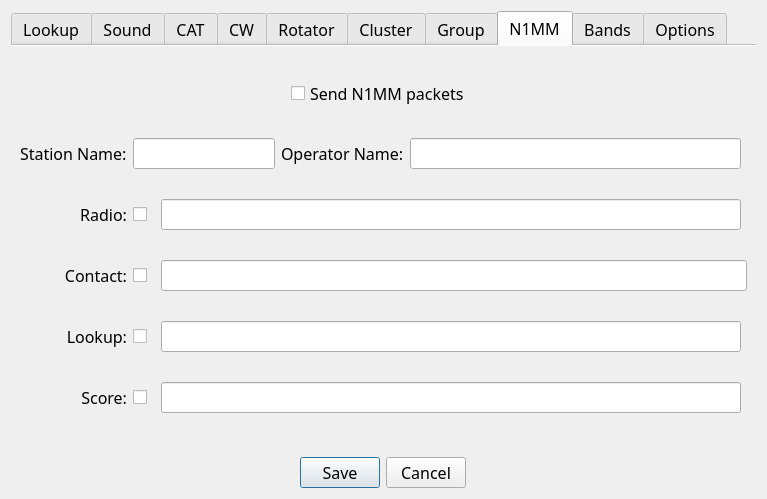
The window that not1mm/data/configuration.ui (DJLax5/not1mm) describes before a commit, drawn with Qt 5.
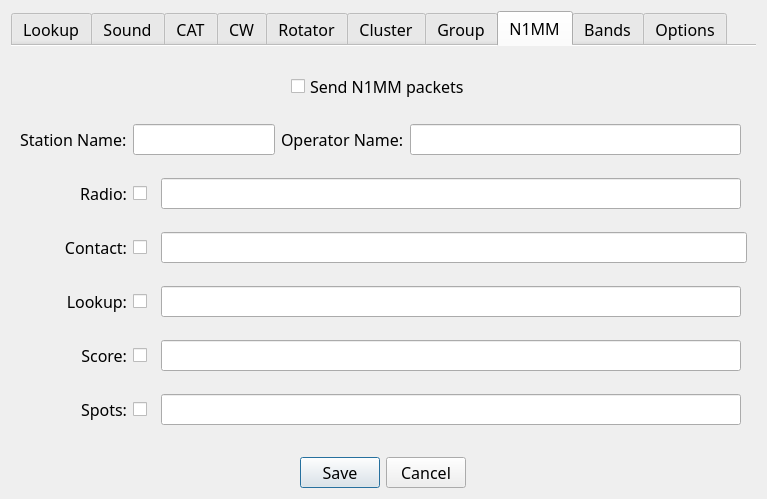
The same window after the commit. The open tabs and pages were chosen to show the change.

Commit message:
Send N1MM spot UDP broadcasts for cluster spots (#720)
Add a <spot> packet to lib/n1mm.py with the N1MM+ field names and order.
Send it for each incoming cluster spot and for local marked spots.
Add a Spots line (default off) to the N1MM settings tab with the new
n1mm_spotport and send_n1mm_spot prefs. Catch all OSError on send so a
network error cannot abort the app.

What changed in the file:
```diff
--- a/not1mm/data/configuration.ui
+++ b/not1mm/data/configuration.ui
@@ -2016,6 +2016,70 @@
          </property>
         </widget>
        </item>
+       <item row="8" column="0">
+        <widget class="QLabel" name="label_n1mm_spots">
+         <property name="font">
+          <font>
+           <family>JetBrains Mono</family>
+           
+           <pointsize>12</pointsize>
+           <strikeout>false</strikeout>
+          </font>
+         </property>
+         <property name="text">
+          <string>Spots:</string>
+         </property>
+         <property name="alignment">
+          <set>Qt::AlignRight|Qt::AlignTrailing|Qt::AlignVCenter</set>
+         </property>
+        </widget>
+       </item>
+       <item row="8" column="1">
+        <widget class="QCheckBox" name="send_n1mm_spot">
+         <property name="maximumSize">
+          <size>
+           <width>22</width>
+           <height>16777215</height>
+          </size>
+         </property>
+         <property name="accessibleName">
+          <string>send spot packets</string>
+         </property>
+         <property name="accessibleDescription">
+          <string>send n 1 m m spot packets.</string>
+         </property>
+         <property name="text">
+          <string/>
+         </property>
+        </widget>
+       </item>
+       <item row="8" column="2" colspan="4">
+        <widget class="QLineEdit" name="n1mm_spotport">
+         <property name="font">
+          <font>
+           <family>JetBrains Mono</family>
+           
+           <pointsize>12</pointsize>
+           <strikeout>false</strikeout>
+          </font>
+         </property>
+         <property name="accessibleName">
+          <string>spot packet address and port</string>
+         </property>
+         <property name="accessibleDescription">
+          <string>spot packet address and port</string>
+         </property>
+         <property name="inputMethodHints">
+          <set>Qt::InputMethodHint::ImhDigitsOnly</set>
+         </property>
+         <property name="text">
+          <string/>
+         </property>
+         <property name="placeholderText">
+          <string/>
+         </property>
+        </widget>
+       </item>
       </layout>
      </widget>
      <widget class="QWidget" name="bands_tab">
```
Left out of the diff: 1 changed line with no effect on the pictures. The commit also changes 5 other files.
